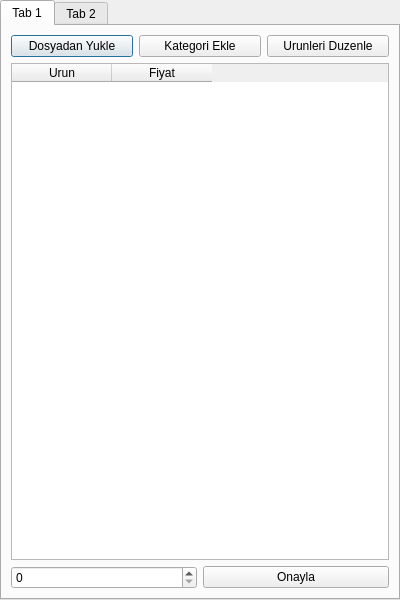
First picture: the form in view/order_enter.ui, repository mustafagumustas/StockManager, before the edit.
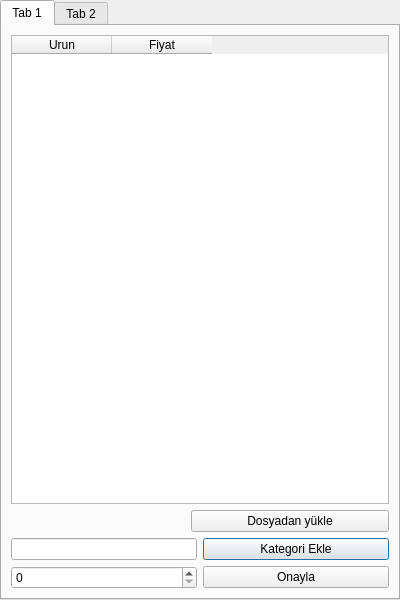
Second picture: the form after the edit.

Commit message: there were a mistake, these are the correct ui files

```diff
--- a/view/order_enter.ui
+++ b/view/order_enter.ui
@@ -45,26 +45,15 @@
       <string>Tab 1</string>
      </attribute>
      <layout class="QGridLayout" name="gridLayout">
-      <item row="1" column="0">
-       <widget class="QTableWidget" name="urun_tablosu">
-        <column>
-         <property name="text">
-          <string>Urun</string>
-         </property>
-        </column>
-        <column>
-         <property name="text">
-          <string>Fiyat</string>
-         </property>
-        </column>
-       </widget>
-      </item>
-      <item row="0" column="0">
-       <layout class="QHBoxLayout" name="horizontalLayout_2">
+      <item row="3" column="0">
+       <layout class="QHBoxLayout" name="kategori_ekle_layout">
         <item>
-         <widget class="QPushButton" name="load_from_file_btn">
-          <property name="text">
-           <string>Dosyadan Yukle</string>
+         <widget class="QLineEdit" name="kategori_ekle_edit">
+          <property name="sizePolicy">
+           <sizepolicy hsizetype="Minimum" vsizetype="Fixed">
+            <horstretch>0</horstretch>
+            <verstretch>0</verstretch>
+           </sizepolicy>
           </property>
          </widget>
         </item>
@@ -75,16 +64,9 @@
           </property>
          </widget>
         </item>
-        <item>
-         <widget class="QPushButton" name="pushButton_2">
-          <property name="text">
-           <string>Urunleri Duzenle</string>
-          </property>
-         </widget>
-        </item>
        </layout>
       </item>
-      <item row="2" column="0">
+      <item row="4" column="0">
        <layout class="QHBoxLayout" name="horizontalLayout">
         <item>
          <widget class="QSpinBox" name="urun_sayisi"/>
@@ -98,6 +80,47 @@
         </item>
        </layout>
       </item>
+      <item row="0" column="0">
+       <widget class="QTableWidget" name="urun_tablosu">
+        <column>
+         <property name="text">
+          <string>Urun</string>
+         </property>
+        </column>
+        <column>
+         <property name="text">
+          <string>Fiyat</string>
+         </property>
+        </column>
+       </widget>
+      </item>
+      <item row="2" column="0">
+       <layout class="QHBoxLayout" name="horizontalLayout_2">
+        <item>
+         <spacer name="horizontalSpacer">
+          <property name="orientation">
+           <enum>Qt::Horizontal</enum>
+          </property>
+          <property name="sizeType">
+           <enum>QSizePolicy::Fixed</enum>
+          </property>
+          <property name="sizeHint" stdset="0">
+           <size>
+            <width>180</width>
+            <height>20</height>
+           </size>
+          </property>
+         </spacer>
+        </item>
+        <item>
+         <widget class="QPushButton" name="load_from_file_btn">
+          <property name="text">
+           <string>Dosyadan yükle</string>
+          </property>
+         </widget>
+        </item>
+       </layout>
+      </item>
      </layout>
     </widget>
     <widget class="QWidget" name="tab_2">
```
The commit also changes 2 other files.
